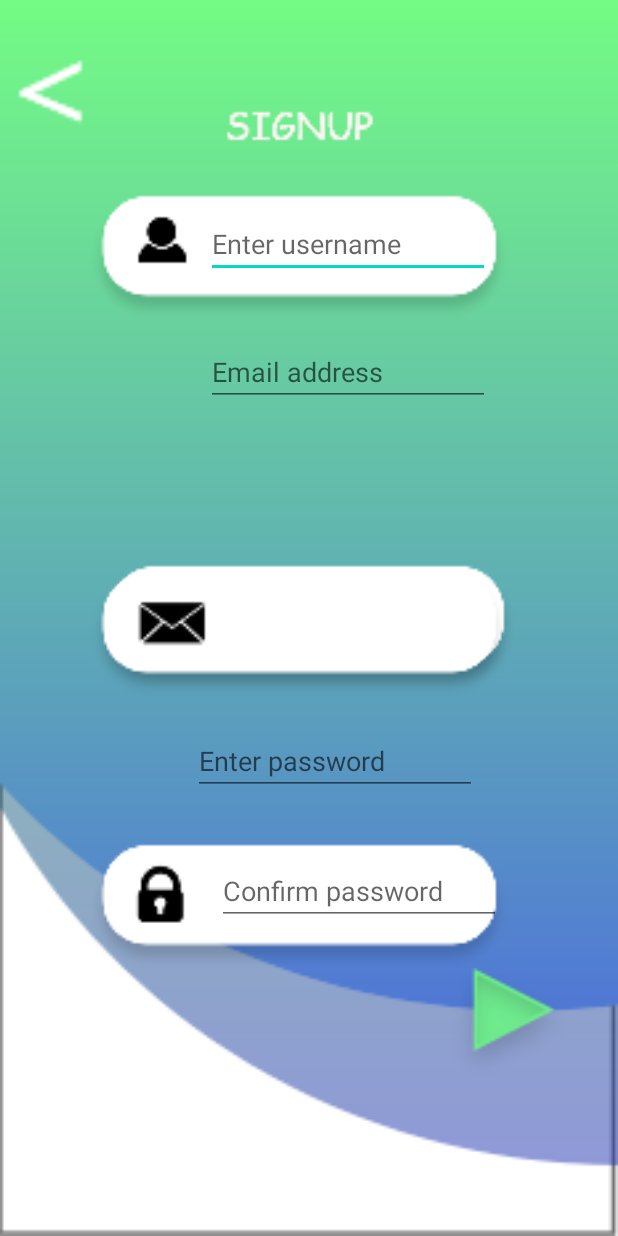
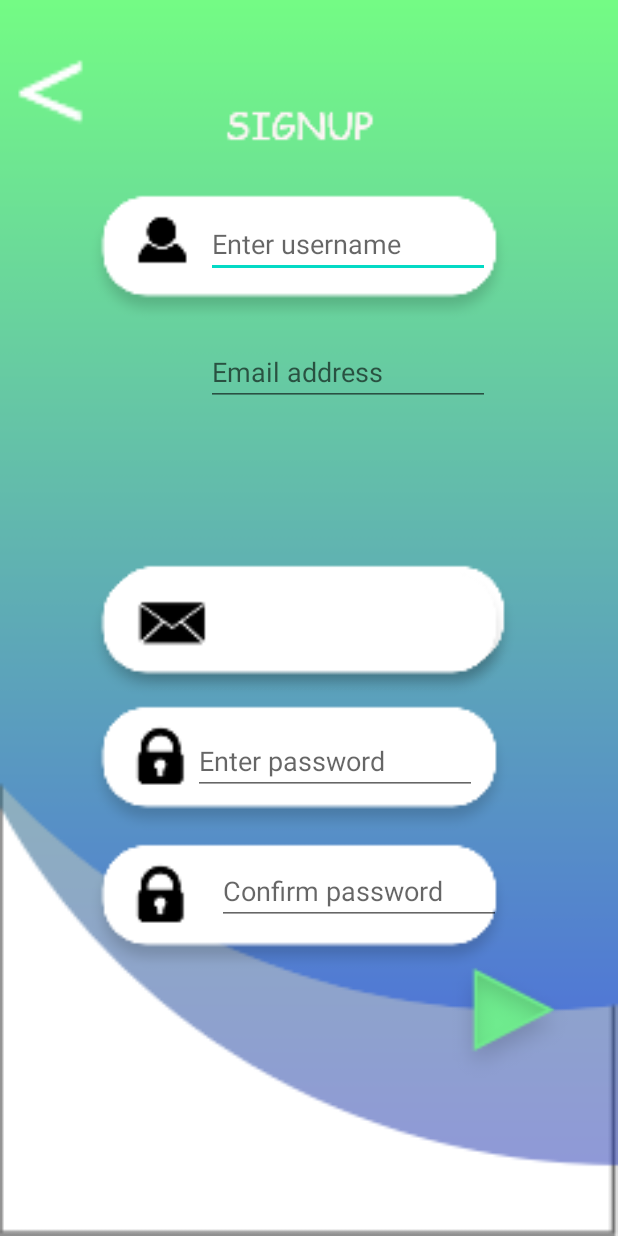
Before and after one commit to NURMADIHAH09/MONNY, an Android app: the signuppage screen opened directly, with no data from a screen before it, on a phone screen of 412 x 824 dp. Run offline under Robolectric (Android 15) with nearby library versions, the phone set to English and light mode, and no system bars; our stand-ins replace Firebase (no records; nobody signed in at launch, a user with empty details on screens opened directly).

Commit message:
baru
sgtbaru

```diff
--- a/app/src/main/res/layout/activity_signuppage.xml
+++ b/app/src/main/res/layout/activity_signuppage.xml
@@ -63,6 +63,19 @@
         android:layout_marginStart="0dp"
         android:layout_marginLeft="0dp"
         android:layout_marginBottom="174dp"
+        app:srcCompat="@drawable/passlogin" />
+
+
+    <ImageView
+        android:id="@+id/imageView"
+        android:layout_width="400dp"
+        android:layout_height="90dp"
+        android:layout_alignParentStart="true"
+        android:layout_alignParentLeft="true"
+        android:layout_alignParentBottom="true"
+        android:layout_marginStart="0dp"
+        android:layout_marginLeft="0dp"
+        android:layout_marginBottom="266dp"
         app:srcCompat="@drawable/passlogin" />
 
     <EditText
@@ -148,4 +161,5 @@
         android:foreground="@drawable/back"
         android:onClick="backtomainpg"/>
 
+
 </RelativeLayout>
```
